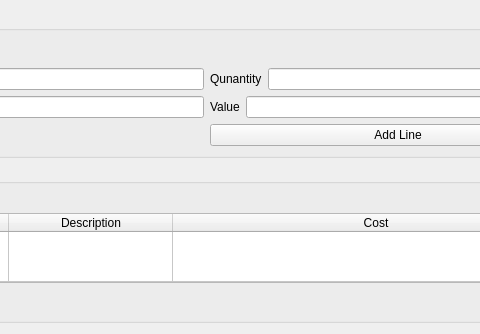
First picture: the form in View/addlineitem.ui, repository topherMcDonald/SPO, before the edit; both pictures show x 190 to 670 and y 0 to 334 of the 793 by 334 pixel window.
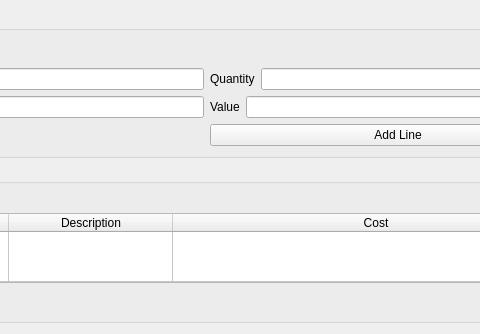
Second picture: the form after the edit. Icons and pictures are not drawn.

Patch:
```diff
--- a/View/addlineitem.ui
+++ b/View/addlineitem.ui
@@ -62,7 +62,7 @@
         <item>
          <widget class="QLabel" name="lblAddLineItem_Quantity">
           <property name="text">
-           <string>Qunantity</string>
+           <string>Quantity</string>
           </property>
          </widget>
         </item>
```
